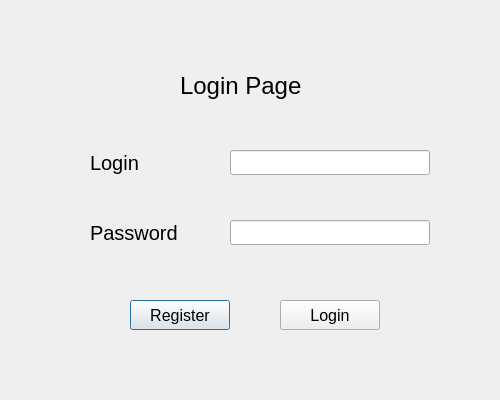
Old version of the form login.ui in the repository adityarnayak2001/MLT_BabyAnalysis.
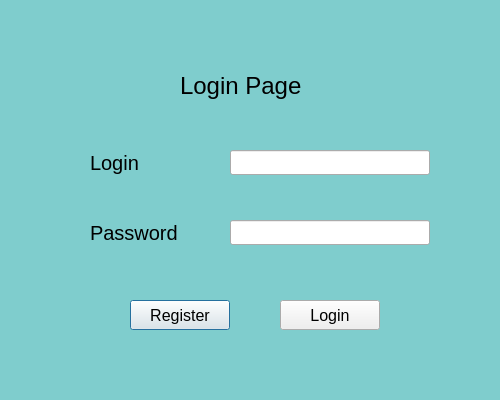
New version of the form.

What changed in the file:
```diff
--- a/login.ui
+++ b/login.ui
@@ -20,7 +20,7 @@
    <string>Dialog</string>
   </property>
   <property name="styleSheet">
-   <string notr="true"/>
+   <string notr="true">QDialog{background-color:#7FCDCD}</string>
   </property>
   <widget class="QLineEdit" name="email">
    <property name="geometry">
```
